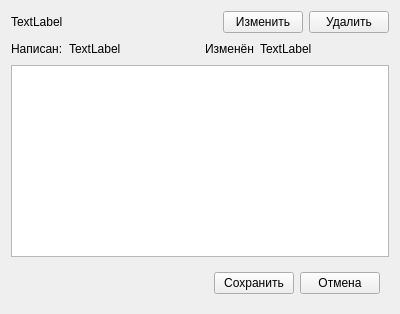
First picture: the form in BD/CoursWork/GameStore/code/control/ClassCommentaryWidget/commentarywidget.ui, repository andrej22116/PSU_Labs, before the edit.
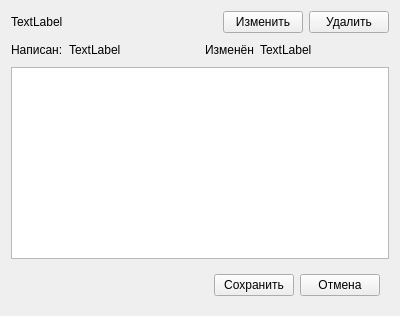
Second picture: the form after the edit.

What changed in the file:
```diff
--- a/BD/CoursWork/GameStore/code/control/ClassCommentaryWidget/commentarywidget.ui
+++ b/BD/CoursWork/GameStore/code/control/ClassCommentaryWidget/commentarywidget.ui
@@ -7,7 +7,7 @@
     <x>0</x>
     <y>0</y>
     <width>400</width>
-    <height>300</height>
+    <height>316</height>
    </rect>
   </property>
   <property name="windowTitle">
@@ -126,6 +126,9 @@
    </item>
    <item>
     <widget class="QWidget" name="widgetModifyButtons" native="true">
+     <property name="enabled">
+      <bool>true</bool>
+     </property>
      <layout class="QHBoxLayout" name="horizontalLayout_3">
       <item>
        <spacer name="horizontalSpacer_3">
```
